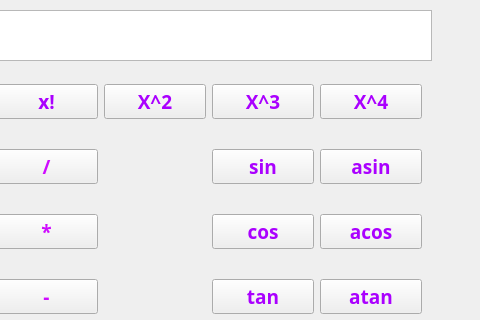
Qt form calculatorDesigne.ui (dchemaev/Calculator) before a commit; both pictures show x 339 to 819 and y 0 to 320 of the 819 by 597 pixel window.
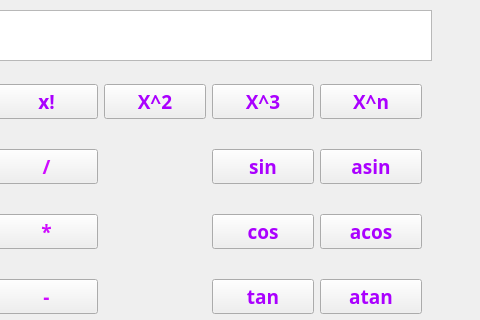
The same form after that commit.

Commit message: Возведение в произвольную степень

```diff
--- a/calculatorDesigne.ui
+++ b/calculatorDesigne.ui
@@ -1162,7 +1162,7 @@
         </font>
        </property>
        <property name="text">
-        <string>X^4</string>
+        <string>X^n</string>
        </property>
       </widget>
      </item>
```
Left out of the diff: 2 changed lines with no effect on the pictures. The commit also changes 1 other file.
